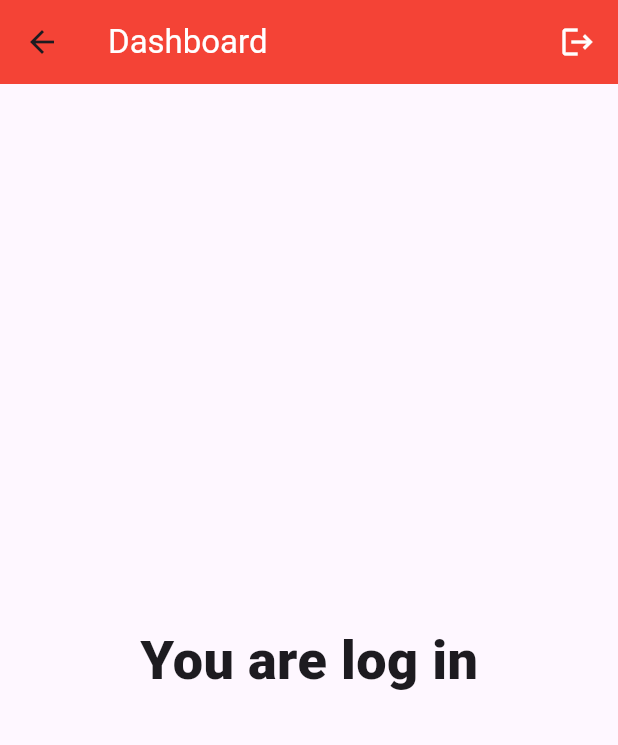
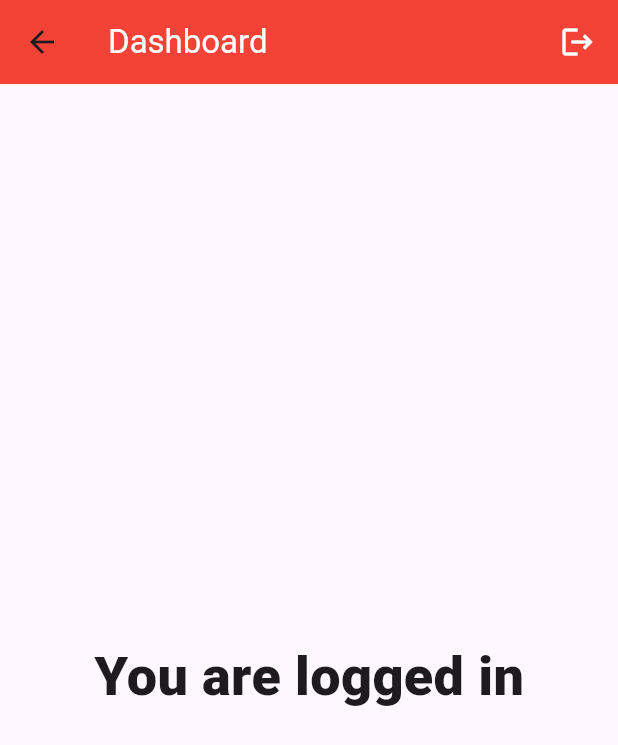
Before and after one commit to Mr-Talha110/ChatBox-App-Using-Firebase-and-Flutter, a Flutter app: the DashboardScreen screen opened directly, on a phone screen of 412 x 824 dp. Shown: the top 745 px of the screen. Run offline on Flutter 3.47's test engine with Material 3 defaults, Android fonts, the phone set to English and light mode, and no system bars; our stand-ins replace cloud_firestore, firebase_auth, firebase_core, get; accounts and stored records are empty; network calls fail.

```diff
--- a/lib/main.dart
+++ b/lib/main.dart
@@ -1,5 +1,7 @@
+import 'package:firebase_auth/firebase_auth.dart';
 import 'package:flutter/material.dart';
 import 'package:get/get.dart';
+import 'package:note_app/screens/dashboardScreen.dart';
 import 'package:note_app/screens/login_screen.dart';
 import 'package:firebase_core/firebase_core.dart';
 import 'firebase_options.dart';
@@ -18,15 +20,27 @@ void main() async {
   }
 }
 
-class MyApp extends StatelessWidget {
+class MyApp extends StatefulWidget {
   const MyApp({super.key});
 
   @override
+  State<MyApp> createState() => _MyAppState();
+}
+
+class _MyAppState extends State<MyApp> {
+  User? user;
+  @override
+  void initState() {
+    user = FirebaseAuth.instance.currentUser;
+    super.initState();
+  }
+
+  @override
   Widget build(BuildContext context) {
-    return const GetMaterialApp(
+    return GetMaterialApp(
       debugShowCheckedModeBanner: false,
       title: 'Flutter Demo',
-      home: LoginScreen(),
+      home: user != null ? const DashboardScreen() : const LoginScreen(),
     );
   }
 }
--- a/lib/screens/dashboardScreen.dart
+++ b/lib/screens/dashboardScreen.dart
@@ -1,11 +1,19 @@
+// ignore_for_file: file_names
+
 import 'package:firebase_auth/firebase_auth.dart';
 import 'package:flutter/material.dart';
 import 'package:get/get.dart';
 import 'package:note_app/screens/login_screen.dart';
 
-class DashboardScreen extends StatelessWidget {
+class DashboardScreen extends StatefulWidget {
   const DashboardScreen({super.key});
 
+  @override
+  State<DashboardScreen> createState() => _DashboardScreenState();
+}
+
+class _DashboardScreenState extends State<DashboardScreen> {
+  String? user = FirebaseAuth.instance.currentUser!.email;
   @override
   Widget build(BuildContext context) {
     return Scaffold(
@@ -29,10 +37,17 @@ class DashboardScreen extends StatelessWidget {
           const SizedBox(width: 15),
         ],
       ),
-      body: const Center(
-        child: Text(
-          'You are log in',
-          style: TextStyle(fontSize: 36, fontWeight: FontWeight.w800),
+      body: Center(
+        child: Column(
+          mainAxisAlignment: MainAxisAlignment.center,
+          crossAxisAlignment: CrossAxisAlignment.center,
+          children: [
+            Text(user.toString()),
+            const Text(
+              'You are logged in',
+              style: TextStyle(fontSize: 36, fontWeight: FontWeight.w800),
+            ),
+          ],
         ),
       ),
     );
--- a/lib/screens/login_screen.dart
+++ b/lib/screens/login_screen.dart
@@ -29,12 +29,6 @@ class _LoginScreenState extends State<LoginScreen> {
             'Firebase App',
             style: TextStyle(color: Colors.white),
           ),
-          leading: const Drawer(
-              backgroundColor: Colors.transparent,
-              child: Icon(
-                Icons.menu,
-                color: Colors.white,
-              )),
         ),
         body: Container(
           alignment: Alignment.center,
--- a/lib/services/signUpServices.dart
+++ b/lib/services/signUpServices.dart
@@ -1,3 +1,5 @@
+// ignore_for_file: file_names, avoid_print
+
 import 'package:cloud_firestore/cloud_firestore.dart';
 import 'package:firebase_auth/firebase_auth.dart';
 import 'package:get/get.dart';
@@ -17,7 +19,6 @@ signUpUser(String userName, String userPhone, String userEmail,
       FirebaseAuth.instance.signOut();
       Get.back();
     }).catchError((error) {
-      // ignore: avoid_print
       print('error occured during data storing $error');
     });
   } on FirebaseAuthException catch (e) {
```
Also changed, not shown: lib/screens/forgot_password_screen.dart (+18 -1 lines).
